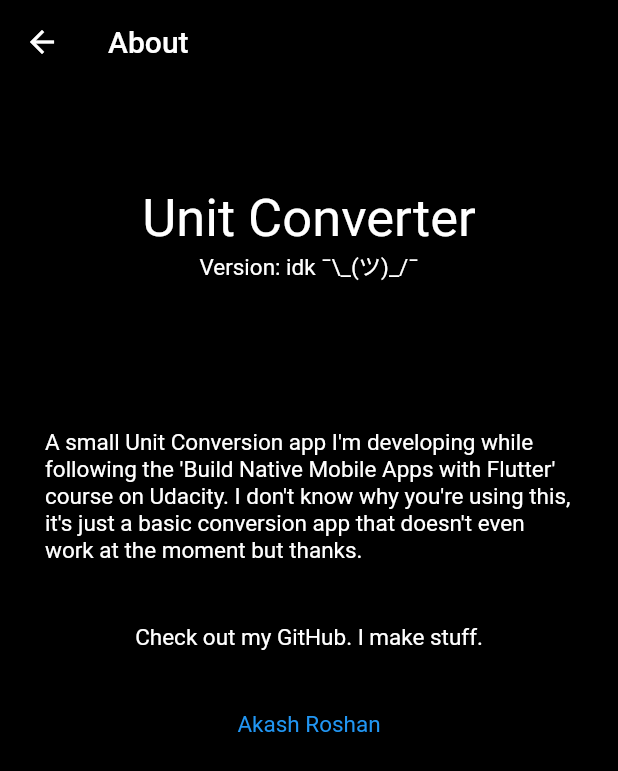
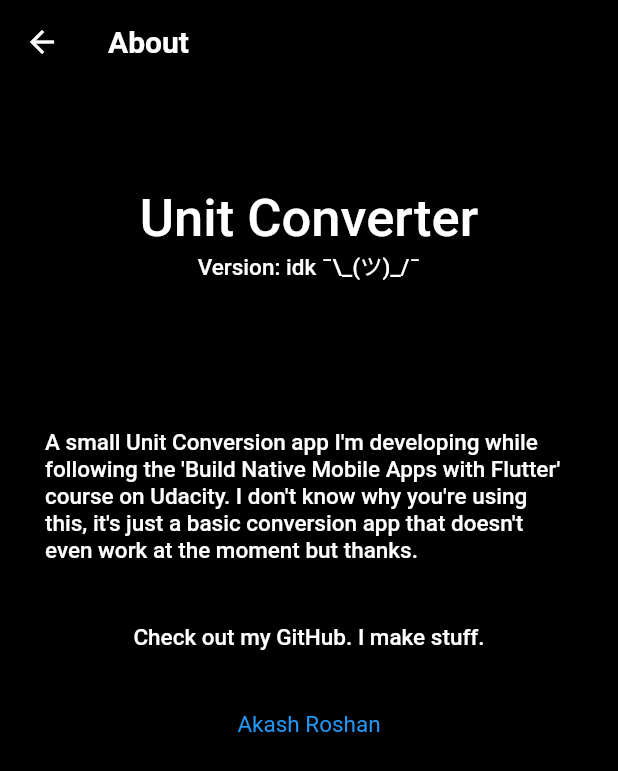
Before and after one commit to akashroshan135/unit-converter, a Flutter app: the screen it shows after launch, after a tap on the "info outline" icon, on a phone screen of 412 x 824 dp. Shown: the top 771 px of the screen. Run offline on Flutter 3.47's test engine with Material 2 defaults, Android fonts, the phone set to English and light mode, and no system bars.

Commit message:
implement different themes

```diff
--- a/lib/main.dart
+++ b/lib/main.dart
@@ -5,12 +5,63 @@ import 'routes/category_route.dart';
 void main() => runApp(MyApp());
 
 class MyApp extends StatelessWidget {
+  final bool _useDark = true;
+
+  final _darkTheme = ThemeData(
+    // Used for AppBar and other primary widgets
+    primaryColor: Colors.black,
+    // Used for buttons
+    accentColor: Colors.grey[900],
+    // Used for backgroud color
+    backgroundColor: Colors.black,
+    // Used for appBar icons
+    iconTheme: IconThemeData(color: Colors.white, size: 30),
+    // Used for main icons
+    primaryIconTheme: IconThemeData(color: Colors.white, size: 40),
+    // Used for sub icons
+    accentIconTheme: IconThemeData(color: Colors.white, size: 30),
+    textTheme: TextTheme(
+      // Main screen appBar font
+      headline6: TextStyle(color: Colors.white, fontSize: 25.0),
+      // Sub screen appBar font
+      headline5: TextStyle(
+          color: Colors.white, fontSize: 20.0, fontWeight: FontWeight.bold),
+      bodyText1: TextStyle(fontSize: 15.0, color: Colors.white),
+      button: TextStyle(fontSize: 20.0, color: Colors.white),
+    ),
+  );
+
+  final _lightTheme = ThemeData(
+    // Used for AppBar and other primary widgets
+    primaryColor: Colors.deepPurple[800],
+    // Used for buttons
+    accentColor: Colors.blue,
+    // Used for backgroud color
+    backgroundColor: Colors.green[100],
+    // Used for appBar icons
+    iconTheme: IconThemeData(color: Colors.white, size: 30),
+    // Used for main icons
+    primaryIconTheme: IconThemeData(color: Colors.black, size: 40),
+    // Used for sub icons. Currently not wsed
+    accentIconTheme: IconThemeData(color: Colors.white, size: 30),
+    textTheme: TextTheme(
+      // Main screen appBar font
+      headline6: TextStyle(color: Colors.white, fontSize: 25.0),
+      // Sub screen appBar font
+      headline5: TextStyle(
+          color: Colors.white, fontSize: 20.0, fontWeight: FontWeight.bold),
+      bodyText1: TextStyle(fontSize: 15.0, color: Colors.black),
+      button: TextStyle(fontSize: 20.0, color: Colors.black),
+    ),
+  );
+
   @override
   Widget build(BuildContext context) {
     return MaterialApp(
       // debugShowCheckedModeBanner: false,
       title: 'Test Lists',
       home: CategoryRoute(),
+      theme: _useDark ? _darkTheme : _lightTheme,
     );
   }
 }
--- a/lib/routes/about_route.dart
+++ b/lib/routes/about_route.dart
@@ -1,7 +1,5 @@
 import 'package:flutter/material.dart';
 import 'package:url_launcher/url_launcher.dart';
-
-const _textcolor = TextStyle(fontSize: 15, color: Colors.white);
 
 class AboutScreen extends StatelessWidget {
   @override
@@ -12,9 +10,9 @@ class AboutScreen extends StatelessWidget {
           onPressed: () => Navigator.pop(context)),
       title: Text(
         'About',
-        style: TextStyle(fontSize: 20, color: Colors.white),
+        style: Theme.of(context).textTheme.headline5,
       ),
-      backgroundColor: Colors.black,
+      backgroundColor: Theme.of(context).primaryColor,
     );
 
     final appName = Container(
@@ -25,7 +23,8 @@ class AboutScreen extends StatelessWidget {
           alignment: Alignment.bottomCenter,
           child: Text(
             'Unit Converter',
-            style: TextStyle(fontSize: 35.0, color: Colors.white),
+            style:
+                Theme.of(context).textTheme.bodyText1.copyWith(fontSize: 35.0),
           ),
         ),
         Container(
@@ -33,7 +32,7 @@ class AboutScreen extends StatelessWidget {
           alignment: Alignment.topCenter,
           child: Text(
             'Version: idk ¯\\\_(ツ)_/¯',
-            style: _textcolor,
+            style: Theme.of(context).textTheme.bodyText1,
           ),
         ),
       ]),
@@ -44,17 +43,17 @@ class AboutScreen extends StatelessWidget {
       alignment: Alignment.center,
       child: Text(
         'A small Unit Conversion app I\'m developing while following the \'Build Native Mobile Apps with Flutter\' course on Udacity. I don\'t know why you\'re using this, it\'s just a basic conversion app that doesn\'t even work at the moment but thanks.',
-        style: _textcolor,
+        style: Theme.of(context).textTheme.bodyText1,
       ),
     );
 
-    final plug = <Widget>[
+    final shamlessPlug = <Widget>[
       Container(
         padding: EdgeInsets.all(20.0),
         alignment: Alignment.center,
         child: Text(
           'Check out my GitHub. I make stuff.',
-          style: _textcolor,
+          style: Theme.of(context).textTheme.bodyText1,
         ),
       ),
       Container(
@@ -73,12 +72,17 @@ class AboutScreen extends StatelessWidget {
     return MaterialApp(
       title: 'Material App',
       home: Scaffold(
-        backgroundColor: Colors.black,
+        backgroundColor: Theme.of(context).backgroundColor,
         appBar: appBar,
         body: Container(
           padding: EdgeInsets.all(10),
           child: ListView(
-            children: <Widget>[appName, appDescription, plug[0], plug[1]],
+            children: <Widget>[
+              appName,
+              appDescription,
+              shamlessPlug[0],
+              shamlessPlug[1]
+            ],
           ),
         ),
       ),
--- a/lib/routes/category_route.dart
+++ b/lib/routes/category_route.dart
@@ -1,9 +1,7 @@
 import 'package:flutter/material.dart';
 
-import 'package:flutter_demo2/widgets/category.dart';
+import 'package:unit_converter/widgets/category.dart';
 import 'about_route.dart';
-
-const _BGColor = Colors.black;
 
 class CategoryRoute extends StatelessWidget {
   CategoryRoute();
@@ -46,14 +44,18 @@ class CategoryRoute extends StatelessWidget {
     final appBar = AppBar(
       title: Text(
         'Unit Converter',
-        style: TextStyle(fontSize: 25, color: Colors.white),
+        style: Theme.of(context).textTheme.headline6,
       ),
-      backgroundColor: _BGColor,
+      backgroundColor: Theme.of(context).primaryColor,
       actions: [
         Padding(
           padding: EdgeInsets.all(8),
           child: IconButton(
-            icon: Icon(Icons.info_outline_rounded),
+            icon: Icon(
+              Icons.info_outline_rounded,
+              color: Theme.of(context).iconTheme.color,
+              size: Theme.of(context).iconTheme.size,
+            ),
             // * Navigator pushes the new screen to stack
             onPressed: () => Navigator.push(
               context,
@@ -75,6 +77,9 @@ class CategoryRoute extends StatelessWidget {
       ),
     );
 
-    return Scaffold(backgroundColor: _BGColor, appBar: appBar, body: listview);
+    return Scaffold(
+        backgroundColor: Theme.of(context).backgroundColor,
+        appBar: appBar,
+        body: listview);
   }
 }
--- a/lib/routes/converter_route.dart
+++ b/lib/routes/converter_route.dart
@@ -14,8 +14,8 @@ class ConverterScreen extends StatefulWidget {
 }
 
 class _ConverterScreenState extends State<ConverterScreen> {
-  var _color = Colors.black;
-
+  var _bgColor = Colors.white;
+  var _textColor = Colors.black;
   @override
   Widget build(BuildContext context) {
     final appBar = AppBar(
@@ -25,7 +25,7 @@ class _ConverterScreenState extends State<ConverterScreen> {
           onPressed: () => Navigator.pop(context)),
       title: Text(
         widget.categoryName,
-        style: TextStyle(fontSize: 20, color: Colors.white),
+        style: Theme.of(context).textTheme.headline5,
       ),
       backgroundColor: widget.categoryColor,
     );
@@ -35,13 +35,16 @@ class _ConverterScreenState extends State<ConverterScreen> {
       home: Scaffold(
         appBar: appBar,
         body: Container(
-          color: _color,
+          color: _bgColor,
           child: FlatButton(
-            onPressed: () => setState(() => _color = Colors.blue),
+            onPressed: () => setState(() {
+              _bgColor = Colors.black;
+              _textColor = Colors.white;
+            }),
             child: Center(
               child: Text(
                 'Hello World',
-                style: TextStyle(color: Colors.white),
+                style: TextStyle(color: _textColor),
               ),
             ),
           ),
--- a/lib/widgets/category.dart
+++ b/lib/widgets/category.dart
@@ -1,6 +1,6 @@
 import 'package:flutter/material.dart';
 
-import 'package:flutter_demo2/routes/converter_route.dart';
+import 'package:unit_converter/routes/converter_route.dart';
 
 class Category extends StatelessWidget {
   final categoryName;
@@ -21,7 +21,7 @@ class Category extends StatelessWidget {
         height: 80,
         child: Material(
           borderRadius: BorderRadius.circular(15),
-          color: Colors.grey[900],
+          color: Theme.of(context).accentColor,
           child: InkWell(
             borderRadius: BorderRadius.circular(15),
             highlightColor: categoryColor,
@@ -41,13 +41,15 @@ class Category extends StatelessWidget {
                   padding: EdgeInsets.all(16),
                   child: Icon(
                     categoryIcon,
-                    color: Colors.white,
-                    size: 40,
+                    color: Theme.of(context).primaryIconTheme.color,
+                    size: Theme.of(context).primaryIconTheme.size,
                   ),
                 ),
                 Center(
-                  child: Text(categoryName,
-                      style: TextStyle(fontSize: 20, color: Colors.white)),
+                  child: Text(
+                    categoryName,
+                    style: Theme.of(context).textTheme.button,
+                  ),
                 ),
               ],
             ),
```
